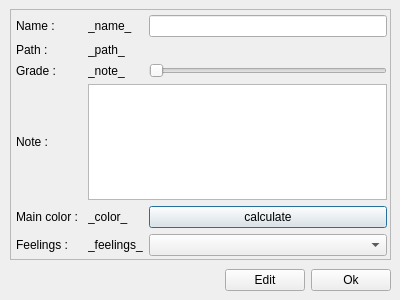
Qt form filepropertieswindow.ui (ForestierL/ihm) before a commit.
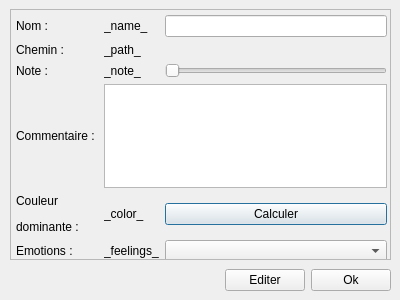
The same form after that commit.

```diff
--- a/filepropertieswindow.ui
+++ b/filepropertieswindow.ui
@@ -64,7 +64,7 @@
        <x>0</x>
        <y>0</y>
        <width>381</width>
-       <height>251</height>
+       <height>257</height>
       </rect>
      </property>
      <layout class="QGridLayout" name="gridLayout">
@@ -96,7 +96,7 @@
       <item row="0" column="0">
        <widget class="QLabel" name="label">
         <property name="text">
-         <string>Name : </string>
+         <string>Nom : </string>
         </property>
         <property name="wordWrap">
          <bool>false</bool>
@@ -112,7 +112,7 @@
       <item row="2" column="0">
        <widget class="QLabel" name="label_2">
         <property name="text">
-         <string>Grade : </string>
+         <string>Note : </string>
         </property>
         <property name="wordWrap">
          <bool>false</bool>
@@ -125,7 +125,7 @@
       <item row="3" column="0">
        <widget class="QLabel" name="label_3">
         <property name="text">
-         <string>Note : </string>
+         <string>Commentaire : </string>
         </property>
         <property name="wordWrap">
          <bool>false</bool>
@@ -148,7 +148,7 @@
       <item row="4" column="2">
        <widget class="QPushButton" name="editColor">
         <property name="text">
-         <string>calculate</string>
+         <string>Calculer</string>
         </property>
        </widget>
       </item>
@@ -168,7 +168,7 @@
       <item row="5" column="0">
        <widget class="QLabel" name="label_5">
         <property name="text">
-         <string>Feelings : </string>
+         <string>Emotions : </string>
         </property>
         <property name="wordWrap">
          <bool>false</bool>
@@ -181,7 +181,7 @@
       <item row="4" column="0">
        <widget class="QLabel" name="label_4">
         <property name="text">
-         <string>Main color : </string>
+         <string>&lt;html&gt;&lt;head/&gt;&lt;body&gt;&lt;p&gt;Couleur&lt;/p&gt;&lt;p&gt;dominante : &lt;/p&gt;&lt;/body&gt;&lt;/html&gt;</string>
         </property>
         <property name="wordWrap">
          <bool>false</bool>
@@ -214,7 +214,7 @@
       <item row="1" column="0">
        <widget class="QLabel" name="label_6">
         <property name="text">
-         <string>Path :</string>
+         <string>Chemin :</string>
         </property>
         <property name="wordWrap">
          <bool>false</bool>
@@ -292,7 +292,7 @@
     <item>
      <widget class="QPushButton" name="edit">
       <property name="text">
-       <string>Edit</string>
+       <string>Editer</string>
       </property>
      </widget>
     </item>
```
Left out of the diff: 24 changed lines with no effect on the pictures.
